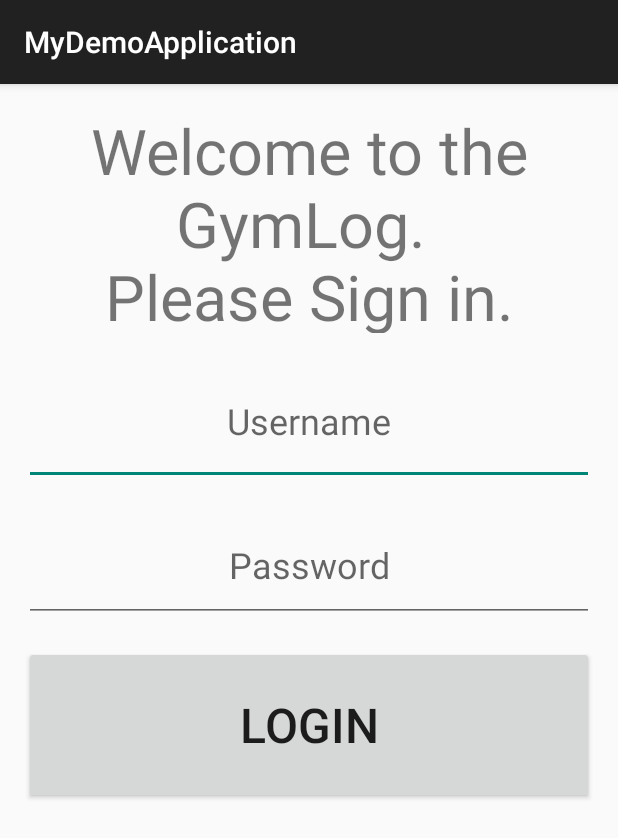
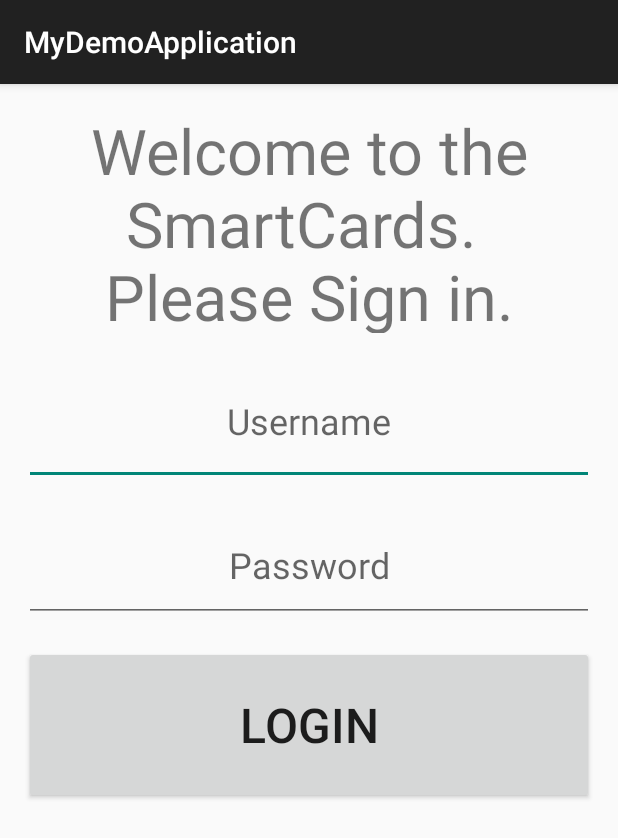
Before and after one commit to zhan6256/SmartCards, an Android app: the screen it shows after launch (LoginActivity), on a phone screen of 412 x 824 dp. Shown: the top 838 px of the screen. Run offline under Robolectric (Android 15) with nearby library versions, the phone set to English and light mode, and no system bars; our stand-ins replace Room's generated code.

Commit message:
Rename GymLog to SmartCards in login welcome text,

```diff
--- a/app/src/main/res/values/strings.xml
+++ b/app/src/main/res/values/strings.xml
@@ -8,7 +8,7 @@
     <string name="reps">Reps</string>
     <string name="log">Log!</string>
     <string name="nothing_to_show_time_to_hit_the_gym">Nothing to show, time to hit the gym!</string>
-    <string name="login_welcome">Welcome to the GymLog. \nPlease Sign in.</string>
+    <string name="login_welcome">Welcome to the SmartCards. \nPlease Sign in.</string>
     <string name="username">Username</string>
     <string name="password">Password</string>
     <string name="login">Login</string>
```
